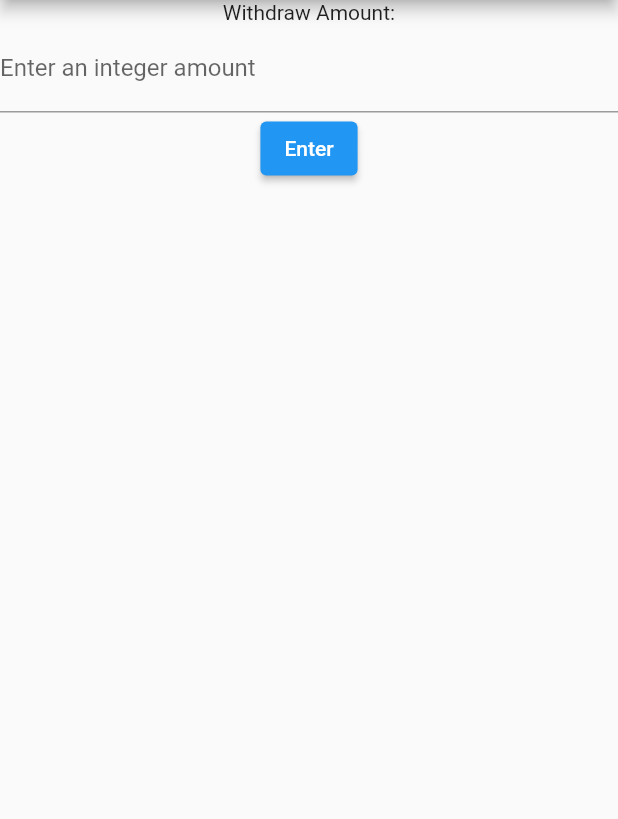
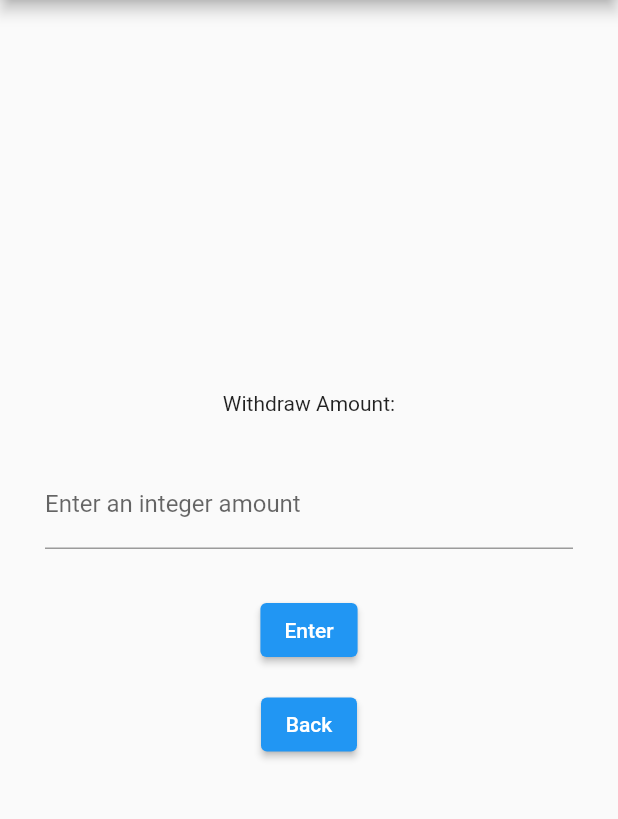
Before and after one commit to ChrisPew/Embeddedv2, a Flutter app: the screen it shows after launch, after a tap on "Deposit", after a tap on "Withdraw", on a phone screen of 412 x 824 dp, the part 84-903 px from its top. Run offline on Flutter 3.47's test engine with Material 2 defaults, Android fonts, the phone set to English and light mode, and no system bars.

Commit message:
withdrawpage

```diff
--- a/lib/withdraw.dart
+++ b/lib/withdraw.dart
@@ -9,6 +9,7 @@ class WithdrawPage extends StatefulWidget {
 
 class _WithdrawPageState extends State<WithdrawPage> {
   final myController = TextEditingController(); // Define the text controller
+  // static int withdrawAmt=int.parse(myController.text);
 
   @override
   void dispose() {
@@ -27,9 +28,12 @@ class _WithdrawPageState extends State<WithdrawPage> {
         ),
         body: Center(
           child: Column(
+            mainAxisAlignment: MainAxisAlignment.center,
             children: [
               const Text('Withdraw Amount:'),
-              TextField(
+              Container(
+                margin: const EdgeInsets.all(30),
+                child: TextField(
                   keyboardType: TextInputType.number,
                   controller: myController,
                   decoration: const InputDecoration(
@@ -37,7 +41,10 @@ class _WithdrawPageState extends State<WithdrawPage> {
                     labelText: 'Enter an integer amount',
                   ),
                 ),
-              ElevatedButton(
+              ),
+              Container(
+                margin: const EdgeInsets.only(bottom: 15),
+                child: ElevatedButton(
                     // When the user presses the button, show an alert dialog containing
                     // the text that the user has entered into the text field.
                     onPressed: () {
@@ -53,6 +60,12 @@ class _WithdrawPageState extends State<WithdrawPage> {
                       );
                     },
                     child: const Text('Enter')),
+              ),
+              ElevatedButton(
+                  onPressed: () => {
+                        // Navigator.push(context, )
+                      },
+                  child: const Text('Back')),
             ],
           ),
         ),
```
Lines whose indentation alone changed are shown as unchanged.
